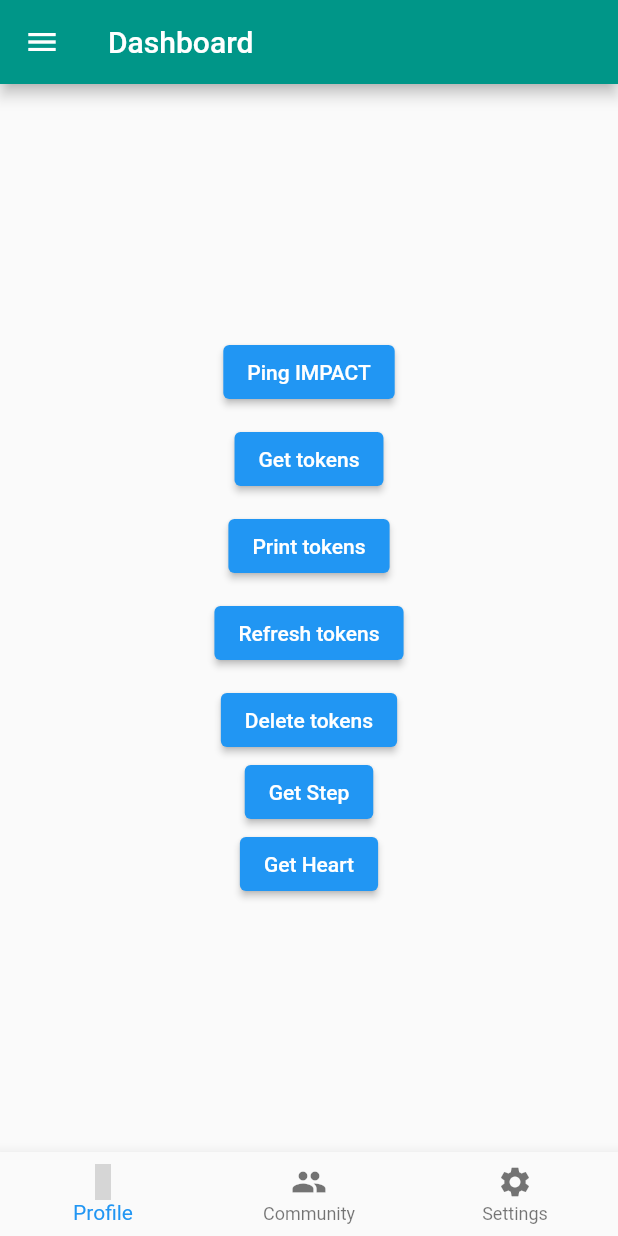
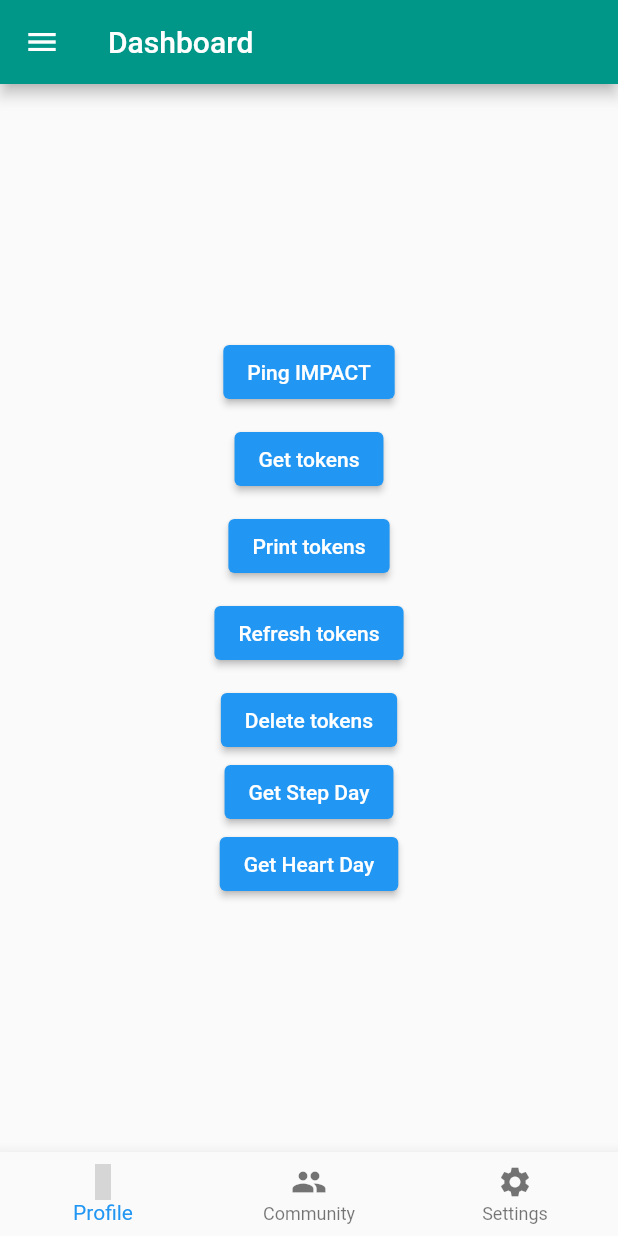
Before and after one commit to sofiapopetrogu/yalla_application, a Flutter app: the HomePage screen opened directly, on a phone screen of 412 x 824 dp. Run offline on Flutter 3.47's test engine with Material 2 defaults, Android fonts, the phone set to English and light mode, and no system bars; our stand-ins replace flutter_login, jwt_decoder, material_design_icons_flutter, shared_preferences; accounts and stored records are empty; grey boxes are pictures that could not be loaded.

Commit message:
tried to incorporate heart date range

```diff
--- a/lib/models/heart.dart
+++ b/lib/models/heart.dart
@@ -7,4 +7,4 @@ class Heart{
   Heart.fromJson(Map<String, dynamic> json)
     : time = DateTime.parse(json['time']),
       value = json['value'];
-}//Steps
+}//Heart
--- a/lib/models/resting_heart.dart
+++ b/lib/models/resting_heart.dart
@@ -1,12 +1,10 @@
 class RestingHeart{
   final DateTime time;
-  final int value;
-  final double error;
+  final double value;
 
-  RestingHeart({required this.time, required this.value, required this.error});
+  RestingHeart({required this.time, required this.value});
 
   RestingHeart.fromJson(Map<String, dynamic> json)
     : time = DateTime.parse(json['time']),
-      value = json['value'],
-      error = json['error'];
-}//Steps
+      value = json['value'];
+}//RestingHeart
--- a/lib/screens/homepage.dart
+++ b/lib/screens/homepage.dart
@@ -120,7 +120,7 @@ class HomePage extends StatelessWidget {
                     ..showSnackBar(
                         SnackBar(content: Text(final_message)));
                 },
-                child: Text('Get Step')),
+                child: Text('Get Step Day')),
                 ElevatedButton(
                 onPressed: () async {
                   //final statusOK = await Data_Access.getStep();
@@ -141,7 +141,28 @@ class HomePage extends StatelessWidget {
                     ..showSnackBar(
                         SnackBar(content: Text(final_message)));
                 },
-                child: Text('Get Heart')),
+                child: Text('Get Heart Day')),
+                /* ElevatedButton(
+                onPressed: () async {
+                  //final statusOK = await Data_Access.getStep();
+
+                  //final message = statusOK
+                   //   ? 'Request successful'
+                     // : 'Request failed';
+
+                  final restingheart = await Data_Access.getRestingHeart();
+
+                  //convert list to string
+                  var final_message = restingheart.map(
+                    (e) => e.time.toString() + ' ' + e.value.toString()
+                  ).join('\n');
+
+                  ScaffoldMessenger.of(context)
+                    ..removeCurrentSnackBar()
+                    ..showSnackBar(
+                        SnackBar(content: Text(final_message)));
+                },
+                child: Text('Get RestingHeart')), */
           ],
         ),
         ),
--- a/lib/util/data_access.dart
+++ b/lib/util/data_access.dart
@@ -52,6 +52,46 @@ static Future<List<Steps>> getStep() async{
     }
   } //getStep
 
+  /* static Future<List<Steps>> getmonthlyStep() async{
+    final sp = await SharedPreferences.getInstance();
+    final access = sp.getString('access'); //request access token, will be null if not present
+    if(access == null){
+      return List.empty();
+    }
+    else{
+      if(JwtDecoder.isExpired(access)){
+        await Authentication.refreshTokens(); //refresh token if expired
+        var access = sp.getString('access');
+      }
+
+      final startdate = '2023-05-01';
+      final enddate = '2023-05-31';
+      final url = Impact.baseUrl + Impact.stepEndpoint + 'patients/Jpefaq6m58/' + 'daterange/startdate/$startdate/enddate/$enddate/';
+
+      final headers = {
+        HttpHeaders.authorizationHeader: 'Bearer $access' //user must be authenticated to access this endpoint
+      };
+
+      final response = await http.get(
+            Uri.parse(url),
+            headers: headers);
+      final List<Steps> result = [];
+      if(response.statusCode == 200){
+        final decodedResponse = jsonDecode(response.body);
+
+
+        for(var i = 0; i < decodedResponse['data']['data'].length; i++){
+          final dataEntry = decodedResponse['data']['data'][i];
+          //result.add(Steps.fromJson(dataEntry));
+
+          result.add(Steps(time: DateTime.parse(day + ' ' + dataEntry['time']), value: int.parse(dataEntry['value'])));
+        }
+      }
+      print(response.body);
+      return result;
+    }
+  } //getmonthlyStep */
+
 static Future<List<Heart>> getHeart() async{
     final sp = await SharedPreferences.getInstance();
     final access = sp.getString('access'); //request access token, will be null if not present
@@ -89,4 +129,42 @@ static Future<List<Heart>> getHeart() async{
       return result;
     }
   } //getHeart
+
+  /* static Future<List<RestingHeart>> getRestingHeart() async{
+    final sp = await SharedPreferences.getInstance();
+    final access = sp.getString('access'); //request access token, will be null if not present
+    if(access == null){
+      return List.empty();
+    }
+    else{
+      if(JwtDecoder.isExpired(access)){
+        await Authentication.refreshTokens(); //refresh token if expired
+        var access = sp.getString('access');
+      }
+
+      final day = '2023-05-15';
+      final url = Impact.baseUrl + Impact.restingheartEndpoint + 'patients/Jpefaq6m58/' + 'day/$day/';
+
+      final headers = {
+        HttpHeaders.authorizationHeader: 'Bearer $access' //user must be authenticated to access this endpoint
+      };
+
+      final response = await http.get(
+            Uri.parse(url),
+            headers: headers);
+      final List<RestingHeart> result = [];
+      if(response.statusCode == 200){
+        final decodedResponse = jsonDecode(response.body);
+
+
+        for(var i = 0; i < decodedResponse['data']['data'].length; i++){
+          final dataEntry = decodedResponse['data']['data'][i];
+
+          result.add(RestingHeart(time: DateTime.parse(day + ' ' + dataEntry['time']), value: dataEntry['value']));
+        }
+      }
+      print(response.body);
+      return result;
+    }
+  } //getHeart */
 }//Data_Access
```
